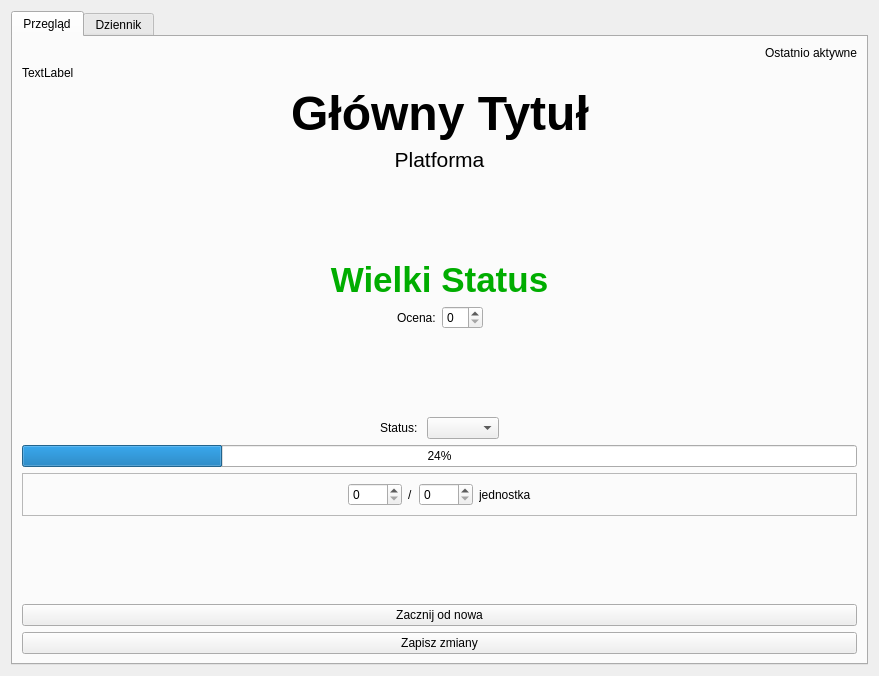
The window that ui/szczegolywidget.ui (Janek2230/CML) describes before a commit, drawn with Qt 5.
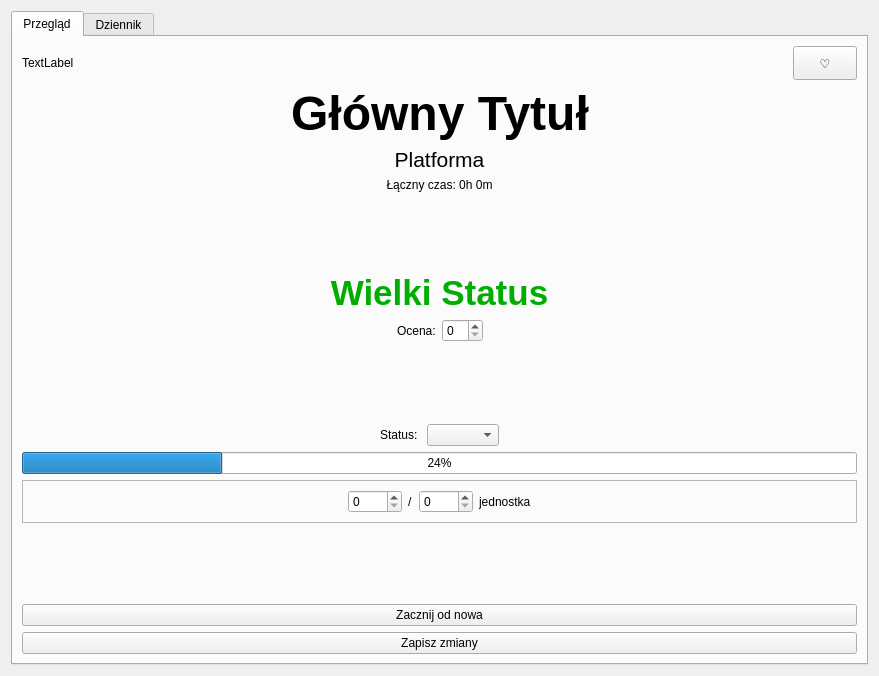
The same window after the commit.

```diff
--- a/ui/szczegolywidget.ui
+++ b/ui/szczegolywidget.ui
@@ -14,7 +14,7 @@
    <string>Form</string>
   </property>
   <layout class="QGridLayout" name="gridLayout_2">
-   <item row="0" column="0">
+   <item row="0" column="1">
     <widget class="QTabWidget" name="tabWidget">
      <property name="currentIndex">
       <number>0</number>
@@ -25,17 +25,7 @@
       </attribute>
       <layout class="QGridLayout" name="gridLayout">
        <item row="0" column="0">
-        <layout class="QVBoxLayout" name="verticalLayout">
-         <item>
-          <widget class="QLabel" name="lblDetaleDaty">
-           <property name="text">
-            <string>Ostatnio aktywne</string>
-           </property>
-           <property name="alignment">
-            <set>Qt::AlignmentFlag::AlignRight|Qt::AlignmentFlag::AlignTop|Qt::AlignmentFlag::AlignTrailing</set>
-           </property>
-          </widget>
-         </item>
+        <layout class="QHBoxLayout" name="horizontalLayout_3">
          <item>
           <widget class="QLabel" name="lblLicznikiZaniedbania">
            <property name="text">
@@ -44,6 +34,30 @@
           </widget>
          </item>
          <item>
+          <widget class="QPushButton" name="btnUlubione">
+           <property name="minimumSize">
+            <size>
+             <width>48</width>
+             <height>34</height>
+            </size>
+           </property>
+           <property name="maximumSize">
+            <size>
+             <width>64</width>
+             <height>40</height>
+            </size>
+           </property>
+           <property name="layoutDirection">
+            <enum>Qt::LayoutDirection::LeftToRight</enum>
+           </property>
+           <property name="text">
+            <string>♡</string>
+           </property>
+          </widget>
+         </item>
+        </layout>
+       </item>
+       <item row="1" column="0">
           <layout class="QGridLayout" name="gridLayout_4">
            <item row="1" column="2">
             <spacer name="horizontalSpacer_21">
@@ -104,20 +118,30 @@
            </property>
           </widget>
          </item>
-         <item>
+       <item row="3" column="0">
+        <widget class="QLabel" name="lblDetaleCzasCalkowity">
+         <property name="text">
+          <string>Łączny czas: 0h 0m</string>
+         </property>
+         <property name="alignment">
+          <set>Qt::AlignmentFlag::AlignCenter</set>
+         </property>
+        </widget>
+       </item>
+       <item row="4" column="0">
           <spacer name="verticalSpacer_4">
            <property name="orientation">
             <enum>Qt::Orientation::Vertical</enum>
            </property>
            <property name="sizeHint" stdset="0">
             <size>
-             <width>17</width>
-             <height>37</height>
+           <width>826</width>
+           <height>21</height>
             </size>
            </property>
           </spacer>
          </item>
-         <item>
+       <item row="5" column="0">
           <widget class="QLabel" name="lblWielkiStatus">
            <property name="font">
             <font>
@@ -132,7 +156,7 @@
            </property>
           </widget>
          </item>
-         <item>
+       <item row="6" column="0">
           <layout class="QHBoxLayout" name="horizontalLayout_13">
            <item>
             <spacer name="horizontalSpacer_18">
@@ -176,20 +200,20 @@
            </item>
           </layout>
          </item>
-         <item>
+       <item row="7" column="0">
           <spacer name="verticalSpacer_3">
            <property name="orientation">
             <enum>Qt::Orientation::Vertical</enum>
            </property>
            <property name="sizeHint" stdset="0">
             <size>
-             <width>17</width>
-             <height>37</height>
+           <width>826</width>
+           <height>20</height>
             </size>
            </property>
           </spacer>
          </item>
-         <item>
+       <item row="8" column="0">
           <layout class="QHBoxLayout" name="horizontalLayout_10">
            <item>
             <spacer name="horizontalSpacer_15">
@@ -229,14 +253,14 @@
            </item>
           </layout>
          </item>
-         <item>
+       <item row="9" column="0">
           <widget class="QProgressBar" name="progressBarDetale">
            <property name="value">
             <number>24</number>
            </property>
           </widget>
          </item>
-         <item>
+       <item row="10" column="0">
           <widget class="QFrame" name="frameKontrolkiPostepu">
            <property name="sizePolicy">
             <sizepolicy hsizetype="Preferred" vsizetype="Preferred">
@@ -312,15 +336,15 @@
            </layout>
           </widget>
          </item>
-         <item>
+       <item row="11" column="0">
           <spacer name="verticalSpacer_6">
            <property name="orientation">
             <enum>Qt::Orientation::Vertical</enum>
            </property>
            <property name="sizeHint" stdset="0">
             <size>
-             <width>17</width>
-             <height>37</height>
+           <width>826</width>
+           <height>21</height>
             </size>
            </property>
           </spacer>
@@ -340,8 +364,6 @@
           </widget>
          </item>
         </layout>
-       </item>
-      </layout>
      </widget>
      <widget class="QWidget" name="tab_2">
       <attribute name="title">
```
Left out of the diff: 68 changed lines with no effect on the pictures. Lines whose indentation alone changed are shown as unchanged.
